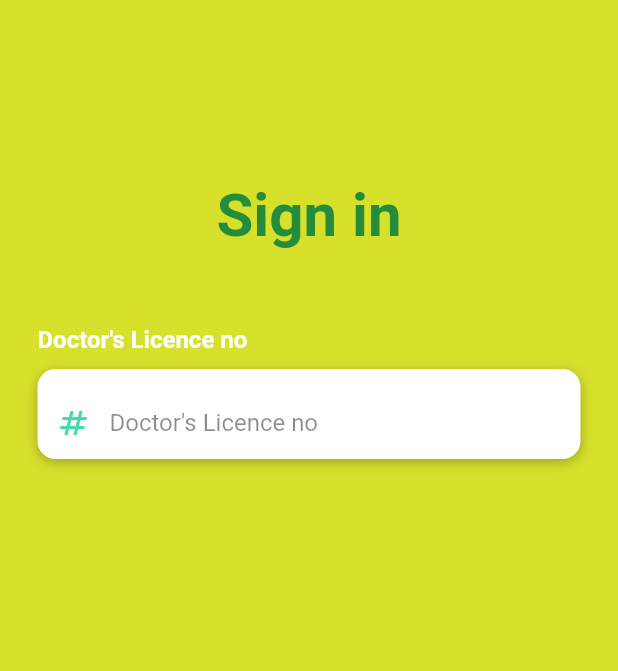
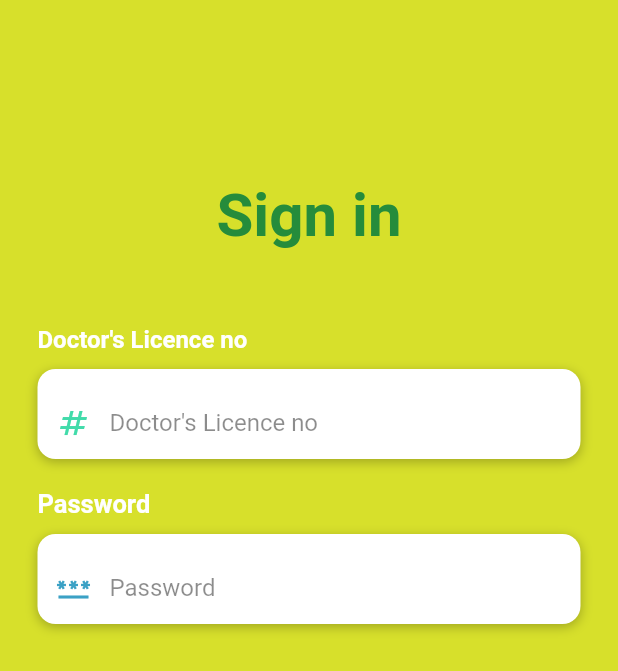
Before and after one commit to MosesColince/TodoAPP, a Flutter app: the screen it shows after launch, on a phone screen of 412 x 824 dp. Shown: the top 671 px of the screen. Run offline on Flutter 3.47's test engine with Material 2 defaults, Android fonts, the phone set to English and light mode, and no system bars.

Commit message:
Create a sign in page#2

```diff
--- a/todoapp/lib/loginscreen/login.dart
+++ b/todoapp/lib/loginscreen/login.dart
@@ -6,6 +6,43 @@ class LoginScreen extends StatefulWidget {
   @override
   // ignore: library_private_types_in_public_api
   _LoginScreenState createState() => _LoginScreenState();
+}
+
+Widget buildPassword() {
+  return Column(
+    crossAxisAlignment: CrossAxisAlignment.start,
+    children: <Widget>[
+      const Text(
+        "Password",
+        style: TextStyle(
+            color: Colors.white, fontSize: 17, fontWeight: FontWeight.bold),
+      ),
+      const SizedBox(height: 10),
+      Container(
+        alignment: Alignment.bottomLeft,
+        decoration: BoxDecoration(
+            color: Colors.white,
+            borderRadius: BorderRadius.circular(12),
+            // ignore: prefer_const_literals_to_create_immutables
+            boxShadow: [
+              const BoxShadow(
+                  color: Colors.black26, blurRadius: 6, offset: Offset(0, 2))
+            ]),
+        height: 60,
+        // ignore: prefer_const_constructors
+        child: TextField(
+          obscureText: true,
+          style: const TextStyle(color: Colors.black54),
+          decoration: const InputDecoration(
+              border: InputBorder.none,
+              contentPadding: EdgeInsets.only(top: 14),
+              prefixIcon: Icon(Icons.password, color: Color(0xff3ba1c5)),
+              hintText: 'Password',
+              hintStyle: TextStyle(color: Colors.black45)),
+        ),
+      )
+    ],
+  );
 }
 
 Widget buildEmail() {
@@ -94,7 +131,7 @@ class _LoginScreenState extends State<LoginScreen> {
                       const SizedBox(height: 50),
                       buildEmail(),
                       SizedBox(height: 20),
-                      //buildPassword(),
+                      buildPassword(),
                     ],
                   ),
                 ),
```
